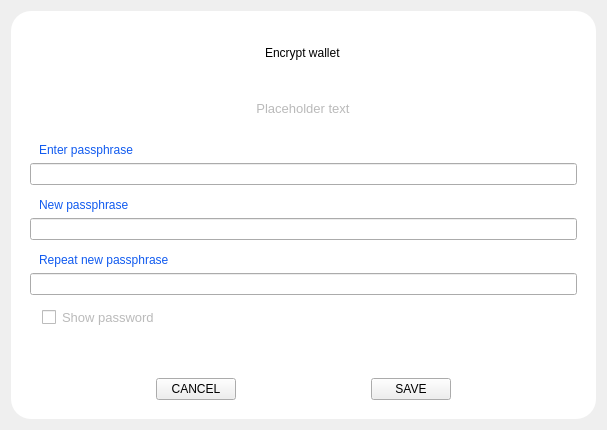
This is src/qt/forms/askpassphrasedialog.ui in Veil-Project/veil as Qt 5 draws it before an edit. The edited form follows.
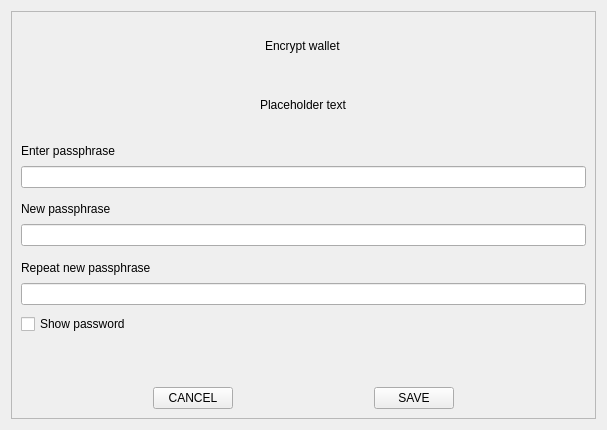
This is the edited form.

```diff
--- a/src/qt/forms/askpassphrasedialog.ui
+++ b/src/qt/forms/askpassphrasedialog.ui
@@ -28,13 +28,6 @@
   <layout class="QVBoxLayout" name="verticalLayout">
    <item>
     <widget class="QFrame" name="frame">
-     <property name="styleSheet">
-      <string notr="true">#frame{
-	background-color:white;
- 	border-radius:20px;
-    padding:10px;
-}</string>
-     </property>
      <property name="frameShape">
       <enum>QFrame::StyledPanel</enum>
      </property>
@@ -60,10 +53,6 @@
           <height>40</height>
          </size>
         </property>
-        <property name="styleSheet">
-         <string notr="true">color:#bababa;
-font-size:13px;</string>
-        </property>
         <property name="text">
          <string notr="true">Placeholder text</string>
         </property>
@@ -85,12 +74,6 @@
         </property>
         <item>
          <widget class="QLabel" name="passLabel1">
-          <property name="styleSheet">
-           <string notr="true">padding:0px;
-margin:0px;
-margin-left:6px;
-color:#105AEF;</string>
-          </property>
           <property name="text">
            <string>Enter passphrase</string>
           </property>
@@ -112,12 +95,6 @@
         </property>
         <item>
          <widget class="QLabel" name="passLabel2">
-          <property name="styleSheet">
-           <string notr="true">padding:0px;
-margin:0px;
-margin-left:6px;
-color:#105AEF;</string>
-          </property>
           <property name="text">
            <string>New passphrase</string>
           </property>
@@ -139,12 +116,6 @@
         </property>
         <item>
          <widget class="QLabel" name="passLabel3">
-          <property name="styleSheet">
-           <string notr="true">padding:0px;
-margin:0px;
-margin-left:6px;
-color:#105AEF;</string>
-          </property>
           <property name="text">
            <string>Repeat new passphrase</string>
           </property>
@@ -164,12 +135,6 @@
         <property name="focusPolicy">
          <enum>Qt::NoFocus</enum>
         </property>
-        <property name="styleSheet">
-         <string notr="true">padding-top:5px;
-color:#bababa;
-font-size:13px;
-padding-left:12px;</string>
-        </property>
         <property name="text">
          <string>Show password</string>
         </property>
@@ -194,9 +159,6 @@
           <pointsize>-1</pointsize>
          </font>
         </property>
-        <property name="styleSheet">
-         <string notr="true">font-size:13px;</string>
-        </property>
         <property name="text">
          <string/>
         </property>
@@ -225,9 +187,6 @@
           <property name="focusPolicy">
            <enum>Qt::NoFocus</enum>
           </property>
-          <property name="styleSheet">
-           <string notr="true"/>
-          </property>
           <property name="text">
            <string>CANCEL</string>
           </property>
@@ -251,9 +210,6 @@
           <property name="focusPolicy">
            <enum>Qt::NoFocus</enum>
           </property>
-          <property name="styleSheet">
-           <string notr="true"/>
-          </property>
           <property name="text">
            <string>SAVE</string>
           </property>
```
